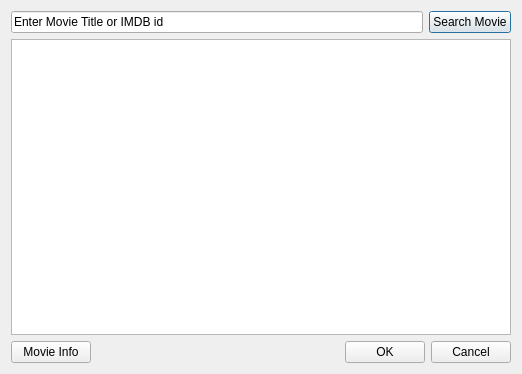
Above: gui/imdb.ui from mamboitaliano21/subdownloader before the change. Below: the same form after it.
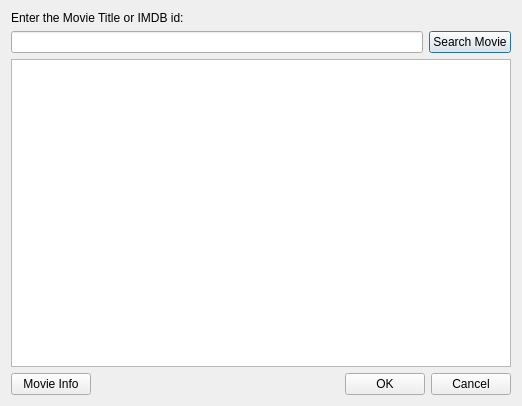
That is the form after the change. Icons and pictures are not drawn. Custom widgets are drawn as their Qt base class.

Commit message: Some functionality on the IMDB Search

What changed in the file:
```diff
--- a/gui/imdb.ui
+++ b/gui/imdb.ui
@@ -9,7 +9,7 @@
     <x>0</x>
     <y>0</y>
     <width>522</width>
-    <height>374</height>
+    <height>406</height>
    </rect>
   </property>
   <property name="windowTitle" >
@@ -22,6 +22,13 @@
    <bool>true</bool>
   </property>
   <layout class="QVBoxLayout" >
+   <item>
+    <widget class="QLabel" name="label" >
+     <property name="text" >
+      <string>Enter the Movie Title or IMDB id:</string>
+     </property>
+    </widget>
+   </item>
    <item>
     <layout class="QHBoxLayout" >
      <item>
@@ -33,7 +40,7 @@
         </sizepolicy>
        </property>
        <property name="text" >
-        <string>Enter Movie Title or IMDB id</string>
+        <string/>
        </property>
       </widget>
      </item>
```
Left out of the diff: 2 changed lines with no effect on the pictures. The commit also changes 2 other files.
